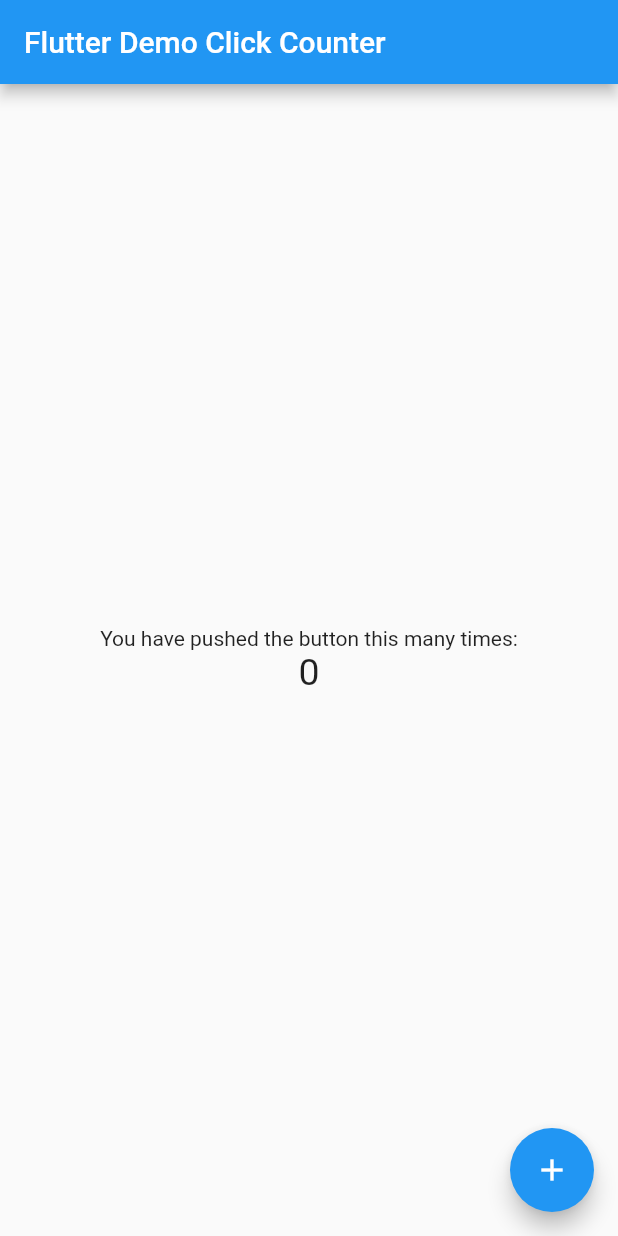
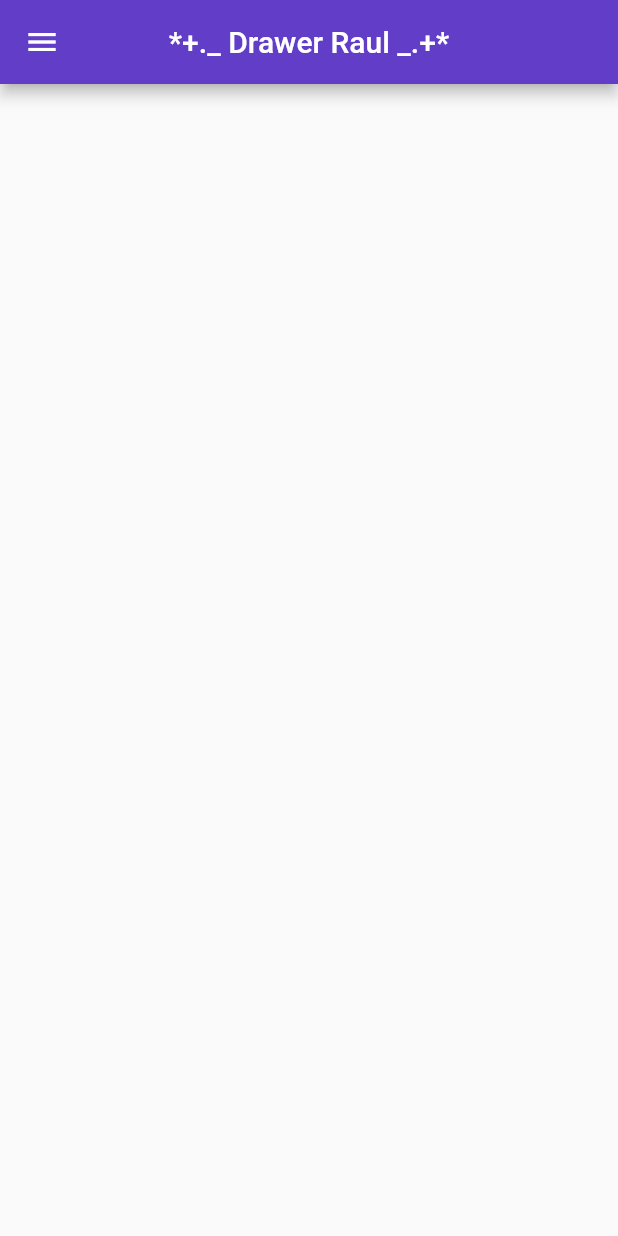
Before and after one commit to DelgadoRaulJahziel/Drawer_p_4, a Flutter app: the screen it shows after launch, on a phone screen of 412 x 824 dp. Run offline on Flutter 3.47's test engine with Material 2 defaults, Android fonts, the phone set to English and light mode, and no system bars.

Commit message:
drawerV2

```diff
--- a/lib/main.dart
+++ b/lib/main.dart
@@ -4,15 +4,16 @@ void main() => runApp(MyApp());
 
 class MyApp extends StatelessWidget {
   const MyApp({super.key});
-  static const String _title = 'Flutter Stateful Clicker Counter';
+  static const String _title = 'Drawer ñeñeñe';
   // This widget is the root of your application.
   @override
   Widget build(BuildContext context) {
     return MaterialApp(
       title: _title,
       theme: ThemeData(
-        primarySwatch: Colors.blue,
+        primarySwatch: Colors.blueGrey,
       ),
+      debugShowCheckedModeBanner: false,
       home: MyHomePage(),
     );
   }
@@ -20,72 +21,62 @@ class MyApp extends StatelessWidget {
 
 class MyHomePage extends StatefulWidget {
   const MyHomePage({super.key});
-  // This widget is the home page of your application. It is stateful, meaning
-  // that it has a State object (defined below) that contains fields that affect
-  // how it looks.
-  // This class is the configuration for the state.
+
   @override
   _MyHomePageState createState() => _MyHomePageState();
 }
 
 class _MyHomePageState extends State<MyHomePage> {
-  int _counter = 0;
-
-  void _incrementCounter() {
-    setState(() {
-      // This call to setState tells the Flutter framework that something has
-      // changed in this State, which causes it to rerun the build method below
-      // so that the display can reflect the updated values. If we changed
-      // _counter without calling setState(), then the build method would not be
-      // called again, and so nothing would appear to happen.
-      _counter++;
-    });
-  }
-
   @override
   Widget build(BuildContext context) {
-    // This method is rerun every time setState is called, for instance as done
-    // by the _incrementCounter method above.
-    //
-    // The Flutter framework has been optimized to make rerunning build methods
-    // fast, so that you can just rebuild anything that needs updating rather
-    // than having to individually change instances of widgets.
     return Scaffold(
       appBar: AppBar(
-        // Here we take the value from the MyHomePage object that was created by
-        // the App.build method, and use it to set our appbar title.
-        title: Text('Flutter Demo Click Counter'),
+        centerTitle: true,
+        title: Text('*+._ Drawer Raul _.+*'),
+        backgroundColor: const Color(0xff623dc8),
       ),
-      body: Center(
-        // Center is a layout widget. It takes a single child and positions it
-        // in the middle of the parent.
-        child: Column(
-          // Column is also a layout widget. It takes a list of children and
-          // arranges them vertically. By default, it sizes itself to fit its
-          // children horizontally, and tries to be as tall as its parent.
-          //
-          // Column has various properties to control how it sizes itself and
-          // how it positions its children. Here we use mainAxisAlignment to
-          // center the children vertically; the main axis here is the vertical
-          // axis because Columns are vertical (the cross axis would be
-          // horizontal).
-          mainAxisAlignment: MainAxisAlignment.center,
-          children: <Widget>[
-            Text(
-              'You have pushed the button this many times:',
+      drawer: Drawer(
+        child: ListView(
+          // Important: Remove any padding from the ListView.
+          padding: EdgeInsets.zero,
+          children: [
+            const DrawerHeader(
+              decoration: BoxDecoration(
+                color: Colors.indigo,
+              ),
+              child: Text('Encabezado'),
             ),
-            Text(
-              '$_counter',
-              style: TextStyle(fontSize: 25),
+            ListTile(
+              leading: Icon(
+                Icons.home,
+              ),
+              title: const Text('Pagina 1'),
+              onTap: () {
+                Navigator.pop(context);
+              },
+            ),
+            ListTile(
+              leading: Icon(
+                Icons.train,
+              ),
+              title: const Text('Pagina 2'),
+              onTap: () {
+                Navigator.pop(context);
+              },
+            ),
+            ListTile(
+              leading: Icon(
+                Icons.balance,
+              ),
+              title: const Text('Pagina 3'),
+              onTap: () {
+                Navigator.pop(context);
+              },
             ),
           ],
         ),
       ),
-      floatingActionButton: FloatingActionButton(
-        onPressed: _incrementCounter,
-        tooltip: 'Increment',
-        child: Icon(Icons.add),
-      ),
+      body: Center(),
     );
   }
 }
```
